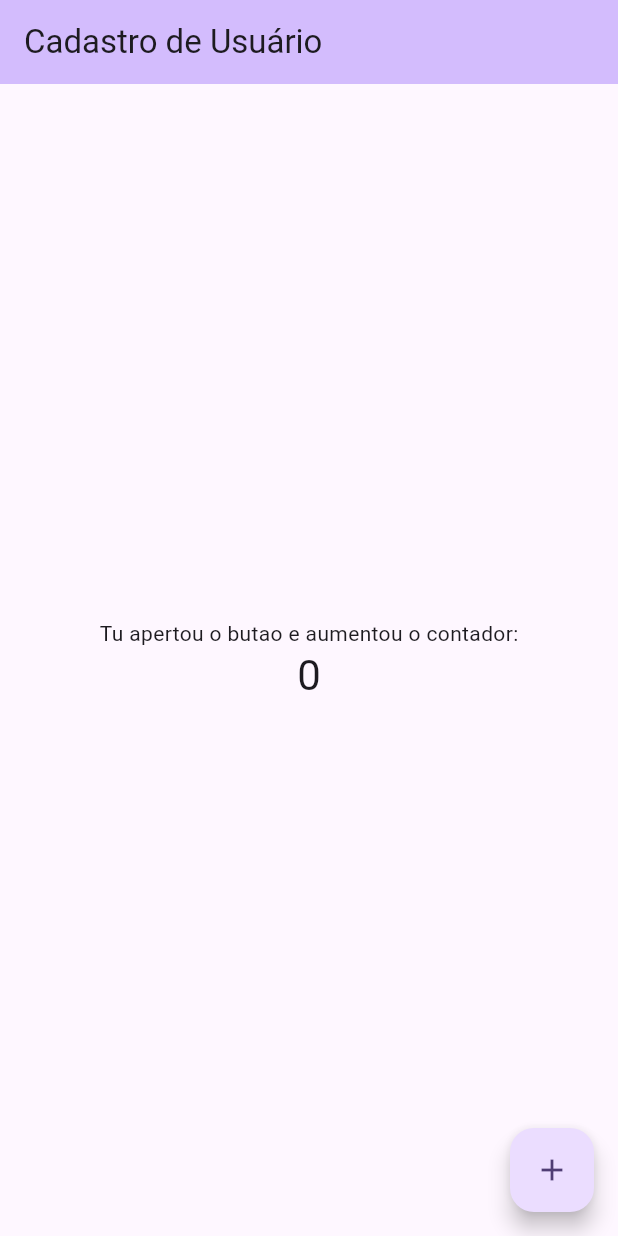
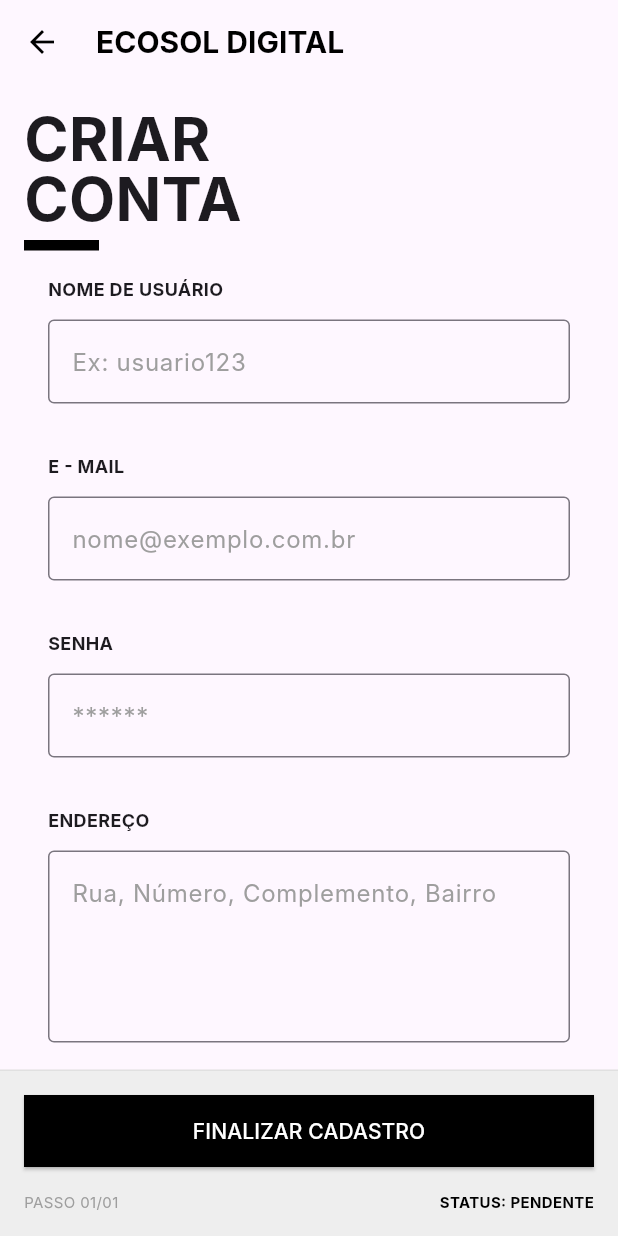
Before and after one commit to artlemes/-US01-Implementar-nova-tela-de-cadastro-de-Cliente, a Flutter app: the screen it shows after launch, on a phone screen of 412 x 824 dp. Run offline on Flutter 3.47's test engine with Material 3 defaults, Android fonts, the phone set to English and light mode, and no system bars; Roboto replaces fonts that are missing (Inter).

Commit message:
Frontend pronto e funcional

```diff
--- a/app/lib/main.dart
+++ b/app/lib/main.dart
@@ -1,4 +1,5 @@
 import 'package:flutter/material.dart';
+import 'sign_up_screen.dart';
 
 void main() {
   runApp(const MyApp());
@@ -7,117 +8,16 @@ void main() {
 class MyApp extends StatelessWidget {
   const MyApp({super.key});
 
-  // This widget is the root of your application.
   @override
   Widget build(BuildContext context) {
     return MaterialApp(
-      title: 'Flutter Demo',
+      debugShowCheckedModeBanner: false,
+      title: 'Cadastro',
       theme: ThemeData(
-        // This is the theme of your application.
-        //
-        // TRY THIS: Try running your application with "flutter run". You'll see
-        // the application has a purple toolbar. Then, without quitting the app,
-        // try changing the seedColor in the colorScheme below to Colors.green
-        // and then invoke "hot reload" (save your changes or press the "hot
-        // reload" button in a Flutter-supported IDE, or press "r" if you used
-        // the command line to start the app).
-        //
-        // Notice that the counter didn't reset back to zero; the application
-        // state is not lost during the reload. To reset the state, use hot
-        // restart instead.
-        //
-        // This works for code too, not just values: Most code changes can be
-        // tested with just a hot reload.
-        colorScheme: .fromSeed(seedColor: Colors.deepPurple),
+        colorScheme: ColorScheme.fromSeed(seedColor: Colors.deepPurple),
+        fontFamily: 'Inter',
       ),
-      home: const MyHomePage(title: 'Cadastro de Usuário'),
+      home: const SignUpScreen(),
     );
   }
 }
-
-class MyHomePage extends StatefulWidget {
-  const MyHomePage({super.key, required this.title});
-
-  // This widget is the home page of your application. It is stateful, meaning
-  // that it has a State object (defined below) that contains fields that affect
-  // how it looks.
-
-  // This class is the configuration for the state. It holds the values (in this
-  // case the title) provided by the parent (in this case the App widget) and
-  // used by the build method of the State. Fields in a Widget subclass are
-  // always marked "final".
-
-  final String title;
-
-  @override
-  State<MyHomePage> createState() => _MyHomePageState();
-}
-
-class _MyHomePageState extends State<MyHomePage> {
-  int _counter = 0;
-
-  void _incrementCounter() {
-    setState(() {
-      // This call to setState tells the Flutter framework that something has
-      // changed in this State, which causes it to rerun the build method below
-      // so that the display can reflect the updated values. If we changed
-      // _counter without calling setState(), then the build method would not be
-      // called again, and so nothing would appear to happen.
-      _counter -= 1;
-    });
-  }
-
-  @override
-  Widget build(BuildContext context) {
-    // This method is rerun every time setState is called, for instance as done
-    // by the _incrementCounter method above.
-    //
-    // The Flutter framework has been optimized to make rerunning build methods
-    // fast, so that you can just rebuild anything that needs updating rather
-    // than having to individually change instances of widgets.
-    return Scaffold(
-      appBar: AppBar(
-        // TRY THIS: Try changing the color here to a specific color (to
-        // Colors.amber, perhaps?) and trigger a hot reload to see the AppBar
-        // change color while the other colors stay the same.
-        backgroundColor: Theme.of(context).colorScheme.inversePrimary,
-        // Here we take the value from the MyHomePage object that was created by
-        // the App.build method, and use it to set our appbar title.
-        title: Text(widget.title),
-      ),
-      body: Center(
-        // Center is a layout widget. It takes a single child and positions it
-        // in the middle of the parent.
-
-        child: Column(
-          // Column is also a layout widget. It takes a list of children and
-          // arranges them vertically. By default, it sizes itself to fit its
-          // children horizontally, and tries to be as tall as its parent.
-          //
-          // Column has various properties to control how it sizes itself and
-          // how it positions its children. Here we use mainAxisAlignment to
-          // center the children vertically; the main axis here is the vertical
-          // axis because Columns are vertical (the cross axis would be
-          // horizontal).
-          //
-          // TRY THIS: Invoke "debug painting" (choose the "Toggle Debug Paint"
-          // action in the IDE, or press "p" in the console), to see the
-          // wireframe for each widget.
-          mainAxisAlignment: .center,
-          children: [
-            const Text('Tu apertou o butao e aumentou o contador:'),
-            Text(
-              '$_counter',
-              style: Theme.of(context).textTheme.headlineMedium,
-            ),
-          ],
-        ),
-      ),
-      floatingActionButton: FloatingActionButton(
-        onPressed: _incrementCounter,
-        tooltip: 'Increment',
-        child: const Icon(Icons.add),
-      ),
-    );
-  }
-}
--- /dev/null
+++ b/app/lib/sign_up_screen.dart
@@ -0,0 +1,261 @@
+import 'package:flutter/material.dart';
+
+class SignUpScreen extends StatefulWidget {
+  const SignUpScreen({super.key});
+
+  @override
+  State<SignUpScreen> createState() => _SignUpScreenState();
+}
+
+class _SignUpScreenState extends State<SignUpScreen> {
+  final _nameController = TextEditingController();
+  final _emailController = TextEditingController();
+  final _passwordController = TextEditingController();
+  final _enderecoController = TextEditingController();
+
+  @override
+  void dispose() {
+    _nameController.dispose();
+    _emailController.dispose();
+    _passwordController.dispose();
+    _enderecoController.dispose();
+    super.dispose();
+  }
+
+  void _submit() {
+    debugPrint('nome: ${_nameController.text}');
+    debugPrint('email: ${_emailController.text}');
+    debugPrint('senha: ${_passwordController.text}');
+    debugPrint('endereço: ${_enderecoController.text}');
+  }
+
+  @override
+  Widget build(BuildContext context) {
+    return Scaffold(
+      appBar: AppBar(
+        leading: IconButton(
+          icon: const Icon(Icons.arrow_back, color: Colors.black),
+          onPressed: () {
+            // ação do botão
+          },
+        ),
+        titleSpacing: 8.0,
+        title: const Text(
+          'ECOSOL DIGITAL',
+          style: TextStyle(
+            fontSize: 20.0,
+            fontWeight: FontWeight.bold,
+            color: Colors.black,
+          ),
+        ),
+      ),
+      body: SafeArea(
+        child: Column(
+          children: [
+            // ─── Campos (área rolável) ────────────────────
+            Expanded(
+              child: SingleChildScrollView(
+                padding: const EdgeInsets.all(16),
+                child: Column(
+                  crossAxisAlignment: CrossAxisAlignment.start,
+                  spacing: 1,
+                  children: [
+                    // Texto inicial
+                    // Texto inicial
+                    const Column(
+                    crossAxisAlignment: CrossAxisAlignment.start,
+                    children: [
+                        Text(
+                        'CRIAR',
+                        style: TextStyle(fontSize: 40, fontWeight: FontWeight.bold, height: 1),
+                        ),
+                        Text(
+                        'CONTA',
+                        style: TextStyle(fontSize: 40, fontWeight: FontWeight.bold, height: 1),
+                        ),
+                        SizedBox(height: 8),
+                        SizedBox(
+                        width: 50,
+                        height: 7,
+                        child: ColoredBox(color: Colors.black),
+                        ),
+                    ],
+                    ),
+
+                    // Nome
+                    Container(
+                      padding: const EdgeInsets.all(16),
+                      decoration: BoxDecoration(
+                        borderRadius: BorderRadius.circular(4),
+                      ),
+                      child: Column(
+                        crossAxisAlignment: CrossAxisAlignment.start,
+                        children: [
+                          const Text(
+                            'NOME DE USUÁRIO',
+                            style: TextStyle(
+                              fontSize: 12,
+                              fontWeight: FontWeight.bold,
+                            ),
+                          ),
+                          const SizedBox(height: 12),
+                          TextFormField(
+                            controller: _nameController,
+                            decoration: const InputDecoration(
+                              hintText: 'Ex: usuario123',
+                              hintStyle: TextStyle(color: Colors.grey),
+                              border: OutlineInputBorder(),
+                            ),
+                          ),
+                        ],
+                      ),
+                    ),
+
+                    // Email
+                    Container(
+                      padding: const EdgeInsets.all(16),
+                      decoration: BoxDecoration(
+                        borderRadius: BorderRadius.circular(4),
+                      ),
+                      child: Column(
+                        crossAxisAlignment: CrossAxisAlignment.start,
+                        children: [
+                          const Text(
+                            'E - MAIL',
+                            style: TextStyle(
+                              fontSize: 12,
+                              fontWeight: FontWeight.bold,
+                            ),
+                          ),
+                          const SizedBox(height: 12),
+                          TextFormField(
+                            controller: _emailController,
+                            keyboardType: TextInputType.emailAddress,
+                            decoration: const InputDecoration(
+                              hintText: 'nome@exemplo.com.br',
+                              hintStyle: TextStyle(color: Colors.grey),
+                              border: OutlineInputBorder(),
+                            ),
+                          ),
+                        ],
+                      ),
+                    ),
+
+                    // Senha
+                    Container(
+                      padding: const EdgeInsets.all(16),
+                      decoration: BoxDecoration(
+                        borderRadius: BorderRadius.circular(4),
+                      ),
+                      child: Column(
+                        crossAxisAlignment: CrossAxisAlignment.start,
+                        children: [
+                          const Text(
+                            'SENHA',
+                            style: TextStyle(
+                              fontSize: 12,
+                              fontWeight: FontWeight.bold,
+                            ),
+                          ),
+                          const SizedBox(height: 12),
+                          TextFormField(
+                            controller: _passwordController,
+                            obscureText: true,
+                            decoration: const InputDecoration(
+                              hintText: '******',
+                              hintStyle: TextStyle(color: Colors.grey),
+                              border: OutlineInputBorder(),
+                            ),
+                          ),
+                        ],
+                      ),
+                    ),
+
+                    // Endereço
+                    Container(
+                      padding: const EdgeInsets.all(16),
+                      decoration: BoxDecoration(
+                        borderRadius: BorderRadius.circular(4),
+                      ),
+                      child: Column(
+                        crossAxisAlignment: CrossAxisAlignment.start,
+                        children: [
+                          const Text(
+                            'ENDEREÇO',
+                            style: TextStyle(
+                              fontSize: 12,
+                              fontWeight: FontWeight.bold,
+                            ),
+                          ),
+                          const SizedBox(height: 12),
+                          TextFormField(
+                            controller: _enderecoController,
+                            maxLines: 4,
+                            decoration: const InputDecoration(
+                              hintText: 'Rua, Número, Complemento, Bairro',
+                              hintStyle: TextStyle(color: Colors.grey),
+                              border: OutlineInputBorder(),
+                            ),
+                          ),
+                        ],
+                      ),
+                    ),
+                  ],
+                ),
+              ),
+            ),
+
+            // ─── Rodapé (fixo) ────────────────────────────
+            Container(
+              width: double.infinity,
+              padding: const EdgeInsets.all(16),
+              decoration: BoxDecoration(
+                color: Colors.grey.shade200,
+                border: Border(
+                  top: BorderSide(color: Colors.grey.shade300),
+                ),
+              ),
+              child: Column(
+                mainAxisAlignment: MainAxisAlignment.center,
+                crossAxisAlignment: CrossAxisAlignment.start,
+                spacing: 16,
+                mainAxisSize: MainAxisSize.min,
+                children: [
+                  ElevatedButton(
+                    onPressed: _submit,
+                    style: ElevatedButton.styleFrom(
+                      backgroundColor: Colors.black,
+                      foregroundColor: Colors.white,
+                      minimumSize: const Size(double.infinity, 48),
+                      shape: const RoundedRectangleBorder(),
+                    ),
+                    child: const Text('FINALIZAR CADASTRO'),
+                  ),
+                  const Row(
+                    mainAxisAlignment: MainAxisAlignment.spaceBetween,
+                    crossAxisAlignment: CrossAxisAlignment.start,
+                    mainAxisSize: MainAxisSize.max,
+                    children: [
+                      Text(
+                        'PASSO 01/01',
+                        style: TextStyle(fontSize: 10, color: Colors.grey),
+                      ),
+                      Text(
+                        'STATUS: PENDENTE',
+                        style: TextStyle(
+                          fontSize: 10,
+                          fontWeight: FontWeight.bold,
+                          color: Colors.black,
+                        ),
+                      ),
+                    ],
+                  ),
+                ],
+              ),
+            ),
+          ],
+        ),
+      ),
+    );
+  }
+}
--- a/app/pubspec.yaml
+++ b/app/pubspec.yaml
@@ -35,7 +35,6 @@ dependencies:
   # Use with the CupertinoIcons class for iOS style icons.
   cupertino_icons: ^1.0.8
   graphql_flutter: ^5.3.0
-
 dev_dependencies:
   flutter_test:
     sdk: flutter
```
